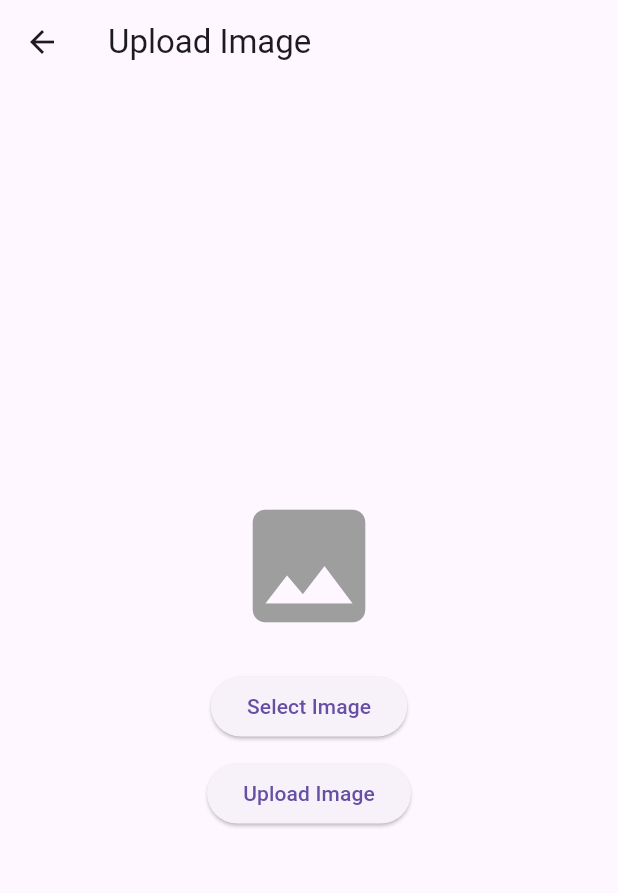
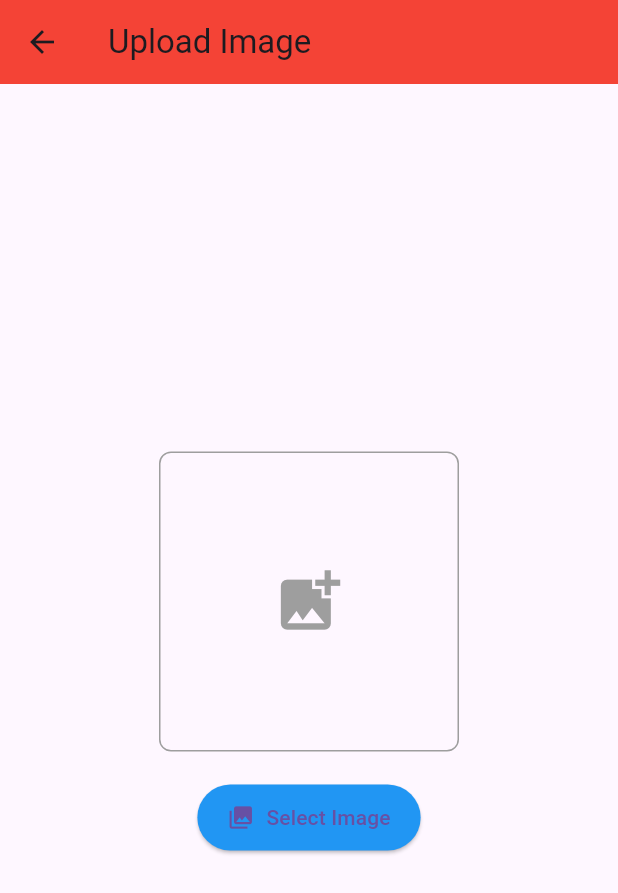
Before and after one commit to emnaaissa/chilis_app, a Flutter app: the ImageUploadScreen screen opened directly with empty values, on a phone screen of 412 x 824 dp. Shown: the top 893 px of the screen. Run offline on Flutter 3.47's test engine with Material 3 defaults, Android fonts, the phone set to English and light mode, and no system bars; our stand-ins replace firebase_core, firebase_messaging, firebase_storage, flutter_local_notifications, image_picker; accounts and stored records are empty; network calls fail.

Commit message:
modification sur image_uplode_screen et avis

```diff
--- a/lib/screens/dashboard_screen.dart
+++ b/lib/screens/dashboard_screen.dart
@@ -1,5 +1,6 @@
 import 'package:flutter/material.dart';
 import 'package:frontend/screens/PromoCodeScreen.dart';
+import 'package:frontend/screens/avis_screen.dart';
 import 'package:frontend/screens/banner_screen.dart';
 import 'package:frontend/screens/categories_screen.dart';
 import 'package:frontend/screens/clients_screen.dart';
@@ -40,6 +41,7 @@ class _DashboardScreenState extends State<DashboardScreen> {
             _buildDashboardCard(context, 'Clients', Icons.people, Colors.orange, ClientsScreen()),
             _buildDashboardCard(context, 'Restaurants', Icons.restaurant, Colors.redAccent, RestaurantScreen()),
             _buildDashboardCard(context, 'Promo Codes', Icons.card_giftcard, Colors.teal, PromoCodeScreen()),
+            _buildDashboardCard(context, 'Avis', Icons.add_comment_outlined, Colors.deepPurpleAccent, AvisScreen()),
 
           ],
         ),
--- a/lib/screens/image_upload_screen.dart
+++ b/lib/screens/image_upload_screen.dart
@@ -2,9 +2,7 @@ import 'package:flutter/material.dart';
 import 'package:image_picker/image_picker.dart';
 import 'dart:io';
 import 'package:firebase_storage/firebase_storage.dart';
-import 'package:firebase_core/firebase_core.dart';
-import 'package:image/image.dart' as img;
-
+import 'package:path/path.dart' as path;
 
 class ImageUploadScreen extends StatefulWidget {
   final Function(String imageUrl) onImageUploaded;
@@ -20,20 +18,21 @@ class _ImageUploadScreenState extends State<ImageUploadScreen> {
   bool _isUploading = false;
 
   Future<void> _pickImage() async {
-    final pickedFile = await ImagePicker().pickImage(source: ImageSource.gallery);
+    final pickedFile = await ImagePicker().pickImage(
+      source: ImageSource.gallery,
+      maxWidth: 800, // Limit image width
+      maxHeight: 800, // Limit image height
+      imageQuality: 85, // Compress image quality
+    );
+
     if (pickedFile != null) {
       setState(() {
         _image = File(pickedFile.path);
       });
-      print('Image selected: ${pickedFile.path}');
-    } else {
-      print('No image selected');
     }
   }
 
-
-
-  Future<void> _uploadImage(BuildContext context) async {
+  Future<void> _uploadImage() async {
     if (_image == null) return;
 
     setState(() {
@@ -41,42 +40,29 @@ class _ImageUploadScreenState extends State<ImageUploadScreen> {
     });
 
     try {
-      // Resize image before upload
-      img.Image? image = img.decodeImage(_image!.readAsBytesSync());
-      img.Image resized = img.copyResize(image!, width: 600);
+      // Create a unique filename
+      final fileName = '${DateTime.now().millisecondsSinceEpoch}${path.extension(_image!.path)}';
+      final Reference storageRef = FirebaseStorage.instance
+          .ref()
+          .child('menu-items')
+          .child(fileName);
 
-      // Save the resized image to a new file
-      File resizedFile = File('${_image!.parent.path}/resized_${_image!.uri.pathSegments.last}');
-      resizedFile.writeAsBytesSync(img.encodeJpg(resized));
+      // Upload the file
+      final UploadTask uploadTask = storageRef.putFile(_image!);
 
-      // Create a unique name for the image
-      String fileName = DateTime.now().millisecondsSinceEpoch.toString();
-      Reference storageRef = FirebaseStorage.instance.ref().child('images/$fileName');
+      // Get download URL after successful upload
+      final TaskSnapshot taskSnapshot = await uploadTask;
+      final String downloadUrl = await taskSnapshot.ref.getDownloadURL();
 
-      // Create the upload task
-      UploadTask uploadTask = storageRef.putFile(resizedFile);
+      // Call the callback with the download URL
+      widget.onImageUploaded(downloadUrl);
 
-
-      uploadTask.snapshotEvents.listen((TaskSnapshot snapshot) {
-        print('Upload progress: ${snapshot.bytesTransferred}/${snapshot.totalBytes}');
-      }, onError: (e) {
-        print('Error during upload: $e');
-        // You can add retry logic here if desired
-      });
-
-      TaskSnapshot snapshot = await uploadTask;
-      print('Upload complete: ${snapshot.ref.fullPath}');
-
-
-      // Get the download URL of the uploaded image
-      String downloadUrl = await snapshot.ref.getDownloadURL();
-
-      // Callback to return the uploaded image URL
-      widget.onImageUploaded(downloadUrl);
+      // Close the screen and return the URL
       Navigator.pop(context, downloadUrl);
-      print('Image uploaded: $downloadUrl');
     } catch (e) {
-      print('Error uploading: $e');
+      ScaffoldMessenger.of(context).showSnackBar(
+        SnackBar(content: Text('Failed to upload image: $e')),
+      );
     } finally {
       setState(() {
         _isUploading = false;
@@ -84,34 +70,67 @@ class _ImageUploadScreenState extends State<ImageUploadScreen> {
     }
   }
 
-
-
-
   @override
   Widget build(BuildContext context) {
     return Scaffold(
-      appBar: AppBar(title: Text('Upload Image')),
+      appBar: AppBar(
+        title: Text('Upload Image'),
+        backgroundColor: Colors.red,
+      ),
       body: Center(
+        child: Padding(
+          padding: EdgeInsets.all(16.0),
           child: Column(
             mainAxisAlignment: MainAxisAlignment.center,
             children: [
-            _image != null
-                ? Image.file(_image!)
-                : Icon(Icons.image, size: 100, color: Colors.grey),
+              if (_image != null)
+                Container(
+                  height: 200,
+                  width: 200,
+                  decoration: BoxDecoration(
+                    border: Border.all(color: Colors.grey),
+                    borderRadius: BorderRadius.circular(8),
+                  ),
+                  child: Image.file(
+                    _image!,
+                    fit: BoxFit.cover,
+                  ),
+                )
+              else
+                Container(
+                  height: 200,
+                  width: 200,
+                  decoration: BoxDecoration(
+                    border: Border.all(color: Colors.grey),
+                    borderRadius: BorderRadius.circular(8),
+                  ),
+                  child: Icon(Icons.add_photo_alternate, size: 50, color: Colors.grey),
+                ),
               SizedBox(height: 20),
-            ElevatedButton(
+              ElevatedButton.icon(
                 onPressed: _pickImage,
-              child: Text('Select Image'),
+                icon: Icon(Icons.photo_library),
+                label: Text('Select Image'),
+                style: ElevatedButton.styleFrom(
+                  backgroundColor: Colors.blue,
+                  padding: EdgeInsets.symmetric(horizontal: 20, vertical: 12),
+                ),
               ),
               SizedBox(height: 10),
               if (_isUploading)
                 CircularProgressIndicator()
-            else
-              ElevatedButton(
-                onPressed: () => _uploadImage(context),
-                child: Text('Upload Image'),
+              else if (_image != null)
+                ElevatedButton.icon(
+                  onPressed: _uploadImage,
+                  icon: Icon(Icons.cloud_upload),
+                  label: Text('Upload Image'),
+                  style: ElevatedButton.styleFrom(
+                    backgroundColor: Colors.green,
+                    padding: EdgeInsets.symmetric(horizontal: 20, vertical: 12),
+                  ),
                 ),
             ],
+          ),
         ),
       ),
     );
--- a/pubspec.yaml
+++ b/pubspec.yaml
@@ -17,9 +17,10 @@ dependencies:
   firebase_core: ^3.7.0
   cloud_firestore: 5.5.0
   firebase_storage: 12.3.6
-
-
+  firebase_messaging: 15.1.5
+  flutter_local_notifications: 18.0.1
   image_picker: 1.1.2
+  path: 1.9.0
 
   # Cupertino icons for iOS
   cupertino_icons: ^1.0.8
```
Also changed, not shown: lib/main.dart (+9 -8 lines), lib/models/avis.dart (added, +38 -0 lines), lib/networking/firebase_notification.dart (added, +45 -0 lines), lib/screens/avis_screen.dart (added, +171 -0 lines), lib/services/avis_service.dart (added, +45 -0 lines), lib/services/menu_item_service.dart (indentation only), pubspec.lock, 2 other files. Lines whose indentation alone changed are shown as unchanged.
